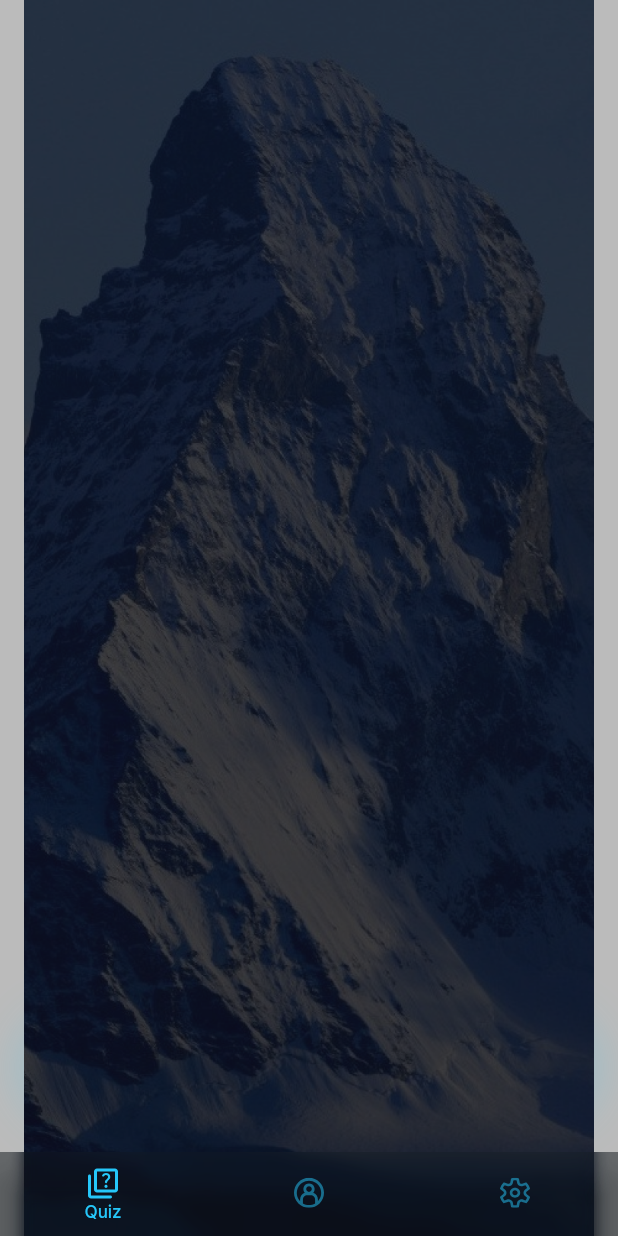
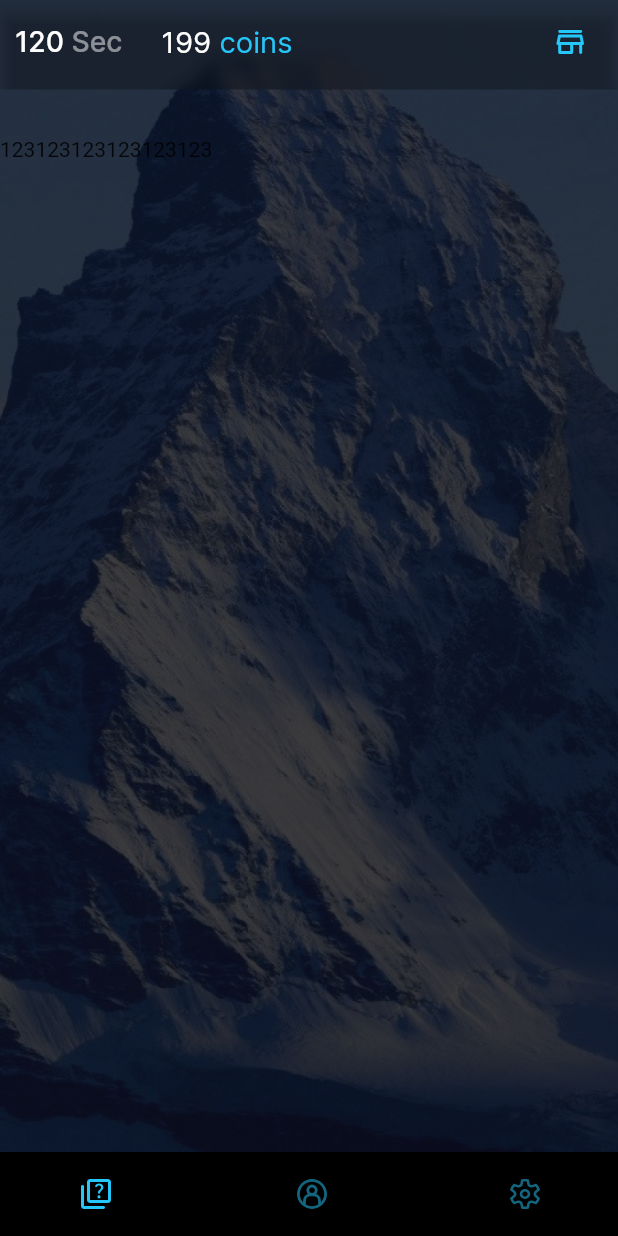
Before and after one commit to GhostuSs/pocket_option_expert, a Flutter app: the screen it shows after launch, after a tap on "Get premium for $0.99", on a phone screen of 412 x 824 dp. Run offline on Flutter 3.47's test engine with Material 2 defaults, Android fonts, the phone set to English and light mode, and no system bars; drawn by our look-alikes of persistent_bottom_nav_bar_v2; our stand-ins replace flutter_screenutil, flutter_svg, get, hive, hive_flutter; missing offline and left inert: simple_star_rating; accounts and stored records are empty.

Commit message:
'Features: edits'

```diff
--- a/lib/main.dart
+++ b/lib/main.dart
@@ -9,5 +9,5 @@ Future<void> main() async {
   await Hive.openBox<bool>('premium');
   if(Hive.box<bool>('premium').isEmpty==true)await Hive.box<bool>('premium').put('premium', false);
   if(Hive.box<bool>('paywall').isEmpty==true)await Hive.box<bool>('paywall').put('paywall', false);
-  runApp(const EntryPoint());
+  runApp(const EntryPoint(),);
 }
--- a/lib/ui/entrypoint.dart
+++ b/lib/ui/entrypoint.dart
@@ -1,5 +1,6 @@
 import 'package:flutter/material.dart';
 import 'package:flutter_screenutil/flutter_screenutil.dart';
+import 'package:get/get.dart';
 import 'package:hive/hive.dart';
 import 'package:pocket_option_expert/res/app_theme.dart';
 import 'package:pocket_option_expert/ui/home/home_screen.dart';
@@ -9,7 +10,7 @@ class EntryPoint extends StatelessWidget {
   const EntryPoint({Key? key}) : super(key: key);
 
   @override
-  Widget build(BuildContext context)=>ScreenUtilInit(builder: (_,widget)=>MaterialApp(
+  Widget build(BuildContext context)=>ScreenUtilInit(builder: (_,widget)=>GetMaterialApp(
     theme: AppTheme.mainTheme,
     home: Hive.box<bool>('premium').values.first==true ? const HomeScreen() :const PaywallScreen(),
   ));
--- a/lib/ui/home/home_screen.dart
+++ b/lib/ui/home/home_screen.dart
@@ -1,16 +1,14 @@
-// ignore_for_file: prefer_const_constructors
-
 import 'dart:ui';
 import 'package:flutter/material.dart';
-import 'package:flutter_screenutil/flutter_screenutil.dart';
 import 'package:flutter_svg/flutter_svg.dart';
-import 'package:pocket_option_expert/res/apptypography.dart';
+import 'package:persistent_bottom_nav_bar_v2/persistent-tab-view.dart';
 import 'package:pocket_option_expert/res/colors.dart';
 import 'package:pocket_option_expert/ui/profile/ui/profile_screen.dart';
 import 'package:pocket_option_expert/ui/quiz/quiz_screen.dart';
 import 'package:pocket_option_expert/ui/settings/settings_screen.dart';
+import 'package:pocket_option_expert/ui/uikit/cust_app_bar.dart';
 
-class HomeScreen extends StatefulWidget{
+class HomeScreen extends StatefulWidget {
   const HomeScreen({Key? key}) : super(key: key);
 
   @override
@@ -18,64 +16,105 @@ class HomeScreen extends StatefulWidget{
 }
 
 class _HomeScreenState extends State<HomeScreen> {
-  int currInd = 0;
   List<Widget> screens = [
     const QuizScreen(),
     const ProfileScreen(),
     const SettingsScreen(),
   ];
 
+  final PersistentTabController persController = PersistentTabController();
+
   @override
-  Widget build(BuildContext context) => Container(
-        decoration: BoxDecoration(
+  Widget build(BuildContext context) => BackdropFilter(
+        filter: ImageFilter.blur(sigmaX: 5, sigmaY: 5),
+        child: Container(
+          decoration: const BoxDecoration(
             image: DecorationImage(
               image: AssetImage('assets/images/bg.png'),
             ),
           ),
           child: Scaffold(
             backgroundColor: Colors.transparent,
-          appBar: currInd!=0 ? CustAppBar() : null,
-          bottomNavigationBar: ClipRRect(
-            child: BackdropFilter(
-              filter: ImageFilter.blur(sigmaX: 5, sigmaY: 5),
-              child: BottomNavigationBar(
-                showUnselectedLabels: false,
-                selectedItemColor: AppColors.blue,
-                currentIndex: currInd,
-                onTap: (ind) => setState(() => currInd = ind),
-                backgroundColor: Color.fromRGBO(18, 28, 35, 0.3),
-                items: [
-                  BottomNavigationBarItem(
-                    icon: SvgPicture.asset(
+            appBar: persController.index != 0 ? const CustAppBar() : null,
+            // bottomNavigationBar: ClipRRect(
+            //   child: BackdropFilter(
+            //     filter: ImageFilter.blur(sigmaX: 5, sigmaY: 5),
+            //     child: BottomNavigationBar(
+            //       showUnselectedLabels: false,
+            //       selectedItemColor: AppColors.blue,
+            //       currentIndex: persController.index,
+            //       onTap: (ind) => setState(() => persController.index = ind),
+            //       backgroundColor: Color.fromRGBO(18, 28, 35, 0.3),
+            //       items: [
+            //         BottomNavigationBarItem(
+            //           icon: SvgPicture.asset(
+            //             'assets/images/quiz.svg',
+            //             color: selector(persController.index == 0),
+            //           ),
+            //           label: 'Quiz',
+            //         ),
+            //         BottomNavigationBarItem(
+            //           icon: SvgPicture.asset(
+            //             'assets/images/profile.svg',
+            //             color: selector(persController.index == 1),
+            //           ),
+            //           label: 'Profile',
+            //         ),
+            //         BottomNavigationBarItem(
+            //           icon: SvgPicture.asset(
+            //             'assets/images/settings.svg',
+            //             color: selector(persController.index == 2),
+            //           ),
+            //           label: 'Settings',
+            //         ),
+            //       ],
+            //       selectedLabelStyle: AppTypography.mainStyle.copyWith(
+            //           fontWeight: FontWeight.w500,
+            //           fontSize: 10.w,
+            //           color: AppColors.blue),
+            //     ),
+            //   ),
+            // ),
+            body: PersistentTabView.custom(
+              context,
+              backgroundColor: const Color.fromRGBO(
+                18,
+                28,
+                35,
+                0.3,
+              ),
+              screens: screens,
+              controller: persController,
+              customWidget: (c) => Padding(
+                padding: const EdgeInsets.symmetric(horizontal: 52),
+                child: Row(
+                  mainAxisAlignment: MainAxisAlignment.spaceBetween,
+                  children: [
+                    InkWell(
+                      onTap: () => persController.jumpToTab(0),
+                      child: SvgPicture.asset(
                         'assets/images/quiz.svg',
-                      color: selector(currInd == 0),
+                        color: selector(persController.index == 0),
                       ),
-                    label: 'Quiz',
                     ),
-                  BottomNavigationBarItem(
-                    icon: SvgPicture.asset(
+                    InkWell(
+                        onTap: () => persController.jumpToTab(1),
+                        child: SvgPicture.asset(
                           'assets/images/profile.svg',
-                      color: selector(currInd == 1),
+                          color: selector(persController.index == 1),
+                        )),
+                    InkWell(
+                      onTap: () => persController.jumpToTab(2),
+                      child: SvgPicture.asset(
+                        'assets/images/settings.svg',
+                        color: selector(persController.index == 2),
                       ),
-                    label: 'Profile',
-                  ),
-                  BottomNavigationBarItem(
-                    icon: SvgPicture.asset(
-                      'assets/images/settings.svg',
-                      color: selector(currInd == 2),
-                    ),
-                    label: 'Settings',
                     ),
                   ],
-                selectedLabelStyle: AppTypography.mainStyle.copyWith(
-                    fontWeight: FontWeight.w500,
-                    fontSize: 10.w,
-                    color: AppColors.blue),
                 ),
               ),
+              itemCount: 3,
             ),
-          body: SafeArea(
-            child: screens[currInd],
           ),
         ),
       );
@@ -84,50 +123,3 @@ class _HomeScreenState extends State<HomeScreen> {
     return isSelected ? AppColors.blue : AppColors.blue.withOpacity(0.5);
   }
 }
-
-class CustAppBar extends StatelessWidget implements PreferredSizeWidget {
-  const CustAppBar({super.key, this.showLabels, this.seconds});
-  final bool? showLabels;
-  final int? seconds;
-
-  @override
-  Widget build(BuildContext context) => ClipRRect(
-        child: BackdropFilter(
-          filter: ImageFilter.blur(sigmaX: 5, sigmaY: 5),
-          child: AppBar(
-            automaticallyImplyLeading: false,
-            leading: showLabels==true ? RichText(text: TextSpan(text: seconds.toString(),style: AppTypography.mainStyle.copyWith(
-  fontSize: 16.5.w,
-  fontWeight: FontWeight.w500,
-  color: AppColors.white,
-  ),children: [
-              TextSpan(text: 'Sec',style: AppTypography.mainStyle.copyWith(
-  fontSize: 16.5.w,
-  fontWeight: FontWeight.w500,
-  color: AppColors.white.withOpacity(0.5),
-  ),),
-            ])) :null,
-            backgroundColor: Color.fromRGBO(18, 28, 35, 0.3),
-            title: RichText(
-                text: TextSpan(
-                    text: '199',
-                    style: AppTypography.mainStyle.copyWith(
-                        fontSize: 17.w,
-                        color: AppColors.white,
-                        fontWeight: FontWeight.w400),
-                    children: [
-                  TextSpan(
-                      text: ' coins',
-                      style: AppTypography.mainStyle.copyWith(
-                          fontSize: 17.w,
-                          color: AppColors.blue,
-                          fontWeight: FontWeight.w400))
-                ])),
-          ),
-        ),
-      );
-
-  @override
-  // TODO: implement preferredSize
-  Size get preferredSize => Size(double.infinity, 50.h);
-}
--- a/lib/ui/paywall/paywall.dart
+++ b/lib/ui/paywall/paywall.dart
@@ -2,8 +2,8 @@
 
 import 'package:flutter/material.dart';
 import 'package:flutter_screenutil/flutter_screenutil.dart';
+import 'package:get/get.dart';
 import 'package:hive/hive.dart';
-import 'package:page_transition/page_transition.dart';
 import 'package:pocket_option_expert/res/apptypography.dart';
 import 'package:pocket_option_expert/res/base_urls.dart';
 import 'package:pocket_option_expert/res/colors.dart';
@@ -31,7 +31,7 @@ class PaywallScreen extends StatelessWidget {
             Align(
               alignment: Alignment.topRight,
               child: InkWell(
-                onTap: ()=>Navigator.push(context, PageTransition<Widget>(child: HomeScreen(),type: PageTransitionType.rightToLeft)),
+                onTap: ()=>Get.to<void>(HomeScreen.new),
                 child: Icon(Icons.clear,color: AppColors.white,),
               ),
             ),
@@ -57,7 +57,7 @@ class PaywallScreen extends StatelessWidget {
                 children: [
                   MainButton(label: r'Get premium for $0.99', onTap: ()async{
                     await Hive.box<bool>('premium').put('premium',true);
-                    Navigator.push(context, PageTransition<Widget>(child: HomeScreen(),type: PageTransitionType.rightToLeft,));
+                    await Get.to<void>(HomeScreen.new);
                   }),
                 SizedBox(height: 24.h,),
                 Padding(
--- a/lib/ui/quiz/quiz_screen.dart
+++ b/lib/ui/quiz/quiz_screen.dart
@@ -1,5 +1,9 @@
 import 'package:flutter/material.dart';
+import 'package:flutter_svg/flutter_svg.dart';
+import 'package:get/get.dart';
 import 'package:pocket_option_expert/ui/home/home_screen.dart';
+import 'package:pocket_option_expert/ui/shop/ui/shop_screen.dart';
+import 'package:pocket_option_expert/ui/uikit/cust_app_bar.dart';
 
 class QuizScreen extends StatefulWidget {
   const QuizScreen({Key? key}) : super(key: key);
@@ -10,18 +14,34 @@ class QuizScreen extends StatefulWidget {
 
 class _QuizScreenState extends State<QuizScreen> {
   @override
-  Widget build(BuildContext context)=>Scaffold(
-    // appBar: const CustAppBar(
-    //   seconds: 120,
-    //   showLabels: true,
-    // ),
+  Widget build(BuildContext context)=>
+  Container(
+    decoration: const BoxDecoration(
+      image: DecorationImage(
+        image: AssetImage('assets/images/bg.png'),
+        fit: BoxFit.fill
+      ),
+    ),
+    child: Scaffold(
+    backgroundColor: Colors.transparent,
+    appBar: CustAppBar(
+      seconds: 120,
+      showLabels: true,
+      action: InkWell(
+        onTap: ()=>Get.to<void>(()=>ShopScreen()),
+        child: Center(
+          child: SvgPicture.asset('assets/images/shop.svg'),
+        ),
+      ),
+    ),
     body: SafeArea(
       minimum: const EdgeInsets.symmetric(horizontal: 0,vertical: 32),
       child: Column(
         children: [
-
+          Text('123123123123123123')
         ],
       ),
     ),
+  ),
   );
 }
--- /dev/null
+++ b/lib/ui/uikit/cust_app_bar.dart
@@ -0,0 +1,79 @@
+import 'dart:ui';
+
+import 'package:flutter/material.dart';
+import 'package:flutter_screenutil/flutter_screenutil.dart';
+import 'package:pocket_option_expert/res/apptypography.dart';
+import 'package:pocket_option_expert/res/colors.dart';
+
+class CustAppBar extends StatelessWidget implements PreferredSizeWidget {
+  const CustAppBar({
+    super.key,
+    this.showLabels,
+    this.seconds,
+    this.action,
+    this.leading,
+  });
+  final bool? showLabels;
+  final Widget? leading;
+  final Widget? action;
+  final int? seconds;
+
+  @override
+  Widget build(BuildContext context) => ClipRRect(
+        child: BackdropFilter(
+          filter: ImageFilter.blur(sigmaX: 5, sigmaY: 5),
+          child: AppBar(
+            automaticallyImplyLeading: false,
+            leading: showLabels == true
+                ? Center(
+                    child: RichText(
+                        text: TextSpan(
+                            text: seconds.toString(),
+                            style: AppTypography.mainStyle.copyWith(
+                              fontSize: 16.5.sp,
+                              fontWeight: FontWeight.w500,
+                              color: AppColors.white,
+                            ),
+                            children: [
+                          TextSpan(
+                            text: ' Sec',
+                            style: AppTypography.mainStyle.copyWith(
+                              fontSize: 16.5.w,
+                              fontWeight: FontWeight.w500,
+                              color: AppColors.white.withOpacity(0.5),
+                            ),
+                          ),
+                        ])),
+                  )
+                : leading!= null ? leading! :null,
+            leadingWidth: 80.w,
+            actions: [
+              Container(
+                constraints: BoxConstraints.expand(width: 56.w,height: 56.w),
+                child: Center(child: action,),
+              ) ?? const SizedBox.shrink()
+            ],
+            backgroundColor: const Color.fromRGBO(18, 28, 35, 0.1),
+            title: RichText(
+                text: TextSpan(
+                    text: '199',
+                    style: AppTypography.mainStyle.copyWith(
+                        fontSize: 17.w,
+                        color: AppColors.white,
+                        fontWeight: FontWeight.w400),
+                    children: [
+                  TextSpan(
+                      text: ' coins',
+                      style: AppTypography.mainStyle.copyWith(
+                          fontSize: 17.w,
+                          color: AppColors.blue,
+                          fontWeight: FontWeight.w400))
+                ])),
+          ),
+        ),
+      );
+
+  @override
+  // TODO: implement preferredSize
+  Size get preferredSize => Size(double.infinity, 50.h);
+}
--- a/pubspec.yaml
+++ b/pubspec.yaml
@@ -30,20 +30,18 @@ dependencies:
   flutter_screenutil: ^5.6.1
   json_serializable: ^6.6.1
   intl: ^0.17.0
-  flutter_bloc: ^8.1.1
   hive: ^2.2.3
-  bloc: ^8.1.0
   path_provider: ^2.0.12
   json_annotation: ^4.8.0
   flutter_svg_provider: ^1.0.3
-  page_transition: ^2.0.9
   hive_flutter: ^1.1.0
   url_launcher: ^6.1.9
   flutter_svg: ^1.1.6
   simple_star_rating: ^0.0.3
+  persistent_bottom_nav_bar_v2: ^4.2.6
+  get: ^4.6.5
 
 dev_dependencies:
-  dart_code_metrics: ^5.4.0
   flutter_test:
     sdk: flutter
   surf_lint_rules: ^1.0.0
```
Also changed, not shown: lib/ui/difficulty/difficulty_screen.dart (+1 -39 lines), lib/ui/profile/ui/profile_screen.dart (+11 -2 lines), lib/ui/settings/settings_screen.dart (+44 -10 lines), lib/ui/shop/ui/shop_screen.dart (added, +54 -0 lines), lib/ui/shop/ui/uikit/shop_button.dart (added, +100 -0 lines), lib/ui/uikit/main_button.dart (+14 -8 lines), assets/images/shop.svg (added), pubspec.lock, 1 other file. Lines whose indentation alone changed are shown as unchanged.
